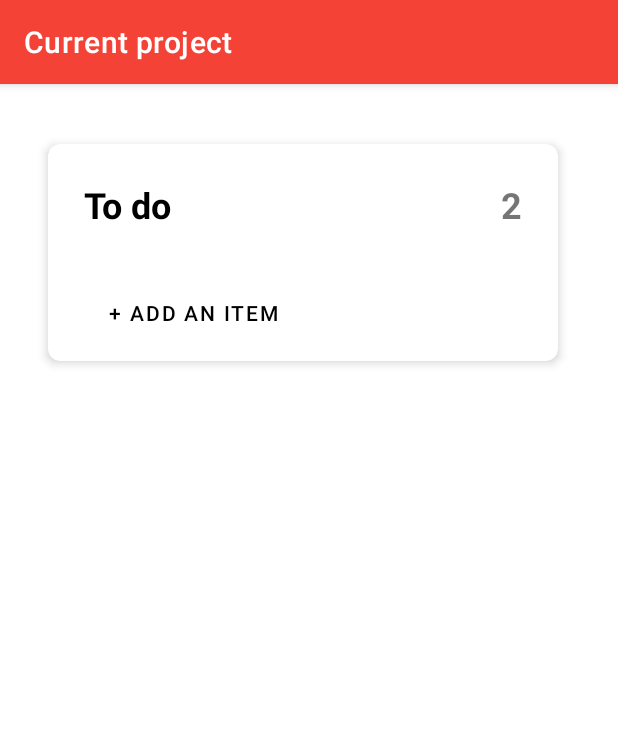
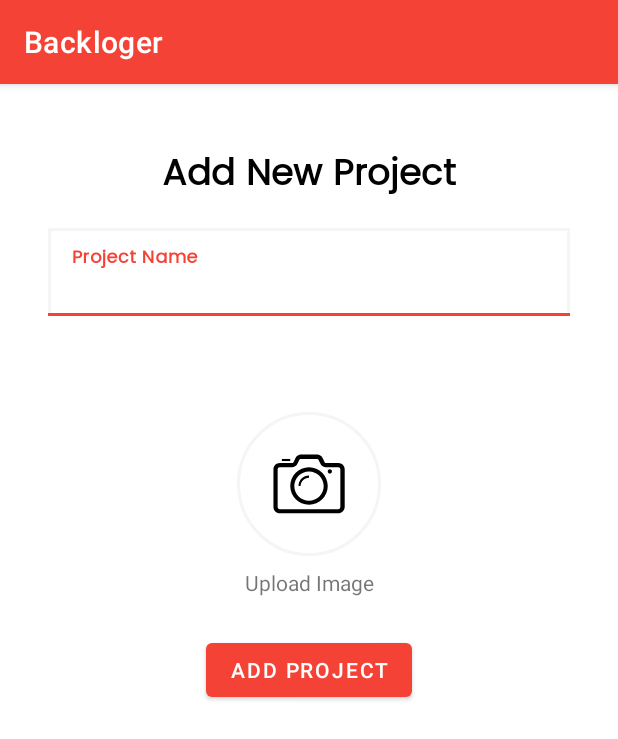
Before and after one commit to mahdiabderraouf/backlog-mobile-app, an Android app: the screen it shows after launch (ProjectBacklogActivity before the commit, AddProjectActivity after it), on a phone screen of 412 x 824 dp. Shown: the top 739 px of the screen. Run offline under Robolectric (Android 15) with nearby library versions, the phone set to English and light mode, and no system bars; our stand-ins replace Firebase (no records; nobody signed in at launch, a user with empty details on screens opened directly).

Commit message:
Add project UI

```diff
--- a/app/build.gradle
+++ b/app/build.gradle
@@ -5,7 +5,7 @@ plugins {
 
 android {
     compileSdkVersion 30
-    buildToolsVersion "30.0.3"
+    buildToolsVersion '30.0.2'
 
     defaultConfig {
         applicationId "fr.isen.auroux.backlogapp"
--- a/app/src/main/AndroidManifest.xml
+++ b/app/src/main/AndroidManifest.xml
@@ -8,7 +8,8 @@
         android:roundIcon="@mipmap/ic_launcher_round"
         android:supportsRtl="true"
         android:theme="@style/Theme.BacklogApp">
-        <activity android:name=".project.ProjectBacklogActivity"></activity>
+        <activity android:name=".project.AddProjectActivity"></activity>
+        <activity android:name=".project.ProjectBacklogActivity" />
         <activity android:name=".authentication.SignInActivity" />
         <activity android:name=".authentication.SignUpActivity" />
         <activity android:name=".BaseActivity" />
--- a/app/src/main/java/fr/isen/auroux/backlogapp/MainActivity.kt
+++ b/app/src/main/java/fr/isen/auroux/backlogapp/MainActivity.kt
@@ -8,6 +8,7 @@ import com.google.firebase.ktx.Firebase
 import fr.isen.auroux.backlogapp.databinding.ActivityMainBinding
 import fr.isen.auroux.backlogapp.authentication.SignInActivity
 import fr.isen.auroux.backlogapp.authentication.SignUpActivity
+import fr.isen.auroux.backlogapp.project.AddProjectActivity
 import fr.isen.auroux.backlogapp.project.ProjectBacklogActivity
 
 class MainActivity : BaseActivity() {
@@ -27,7 +28,7 @@ class MainActivity : BaseActivity() {
             startActivity(intent)
         }
 
-        val intent = Intent(this, ProjectBacklogActivity::class.java)
+        val intent = Intent(this, AddProjectActivity::class.java)
         startActivity(intent)
     }
 
--- /dev/null
+++ b/app/src/main/java/fr/isen/auroux/backlogapp/project/AddProjectActivity.kt
@@ -0,0 +1,12 @@
+package fr.isen.auroux.backlogapp.project
+
+import androidx.appcompat.app.AppCompatActivity
+import android.os.Bundle
+import fr.isen.auroux.backlogapp.R
+
+class AddProjectActivity : AppCompatActivity() {
+    override fun onCreate(savedInstanceState: Bundle?) {
+        super.onCreate(savedInstanceState)
+        setContentView(R.layout.activity_add_project)
+    }
+}
--- a/app/src/main/res/drawable/border.xml
+++ b/app/src/main/res/drawable/border.xml
@@ -1,5 +1,5 @@
 <?xml version="1.0" encoding="utf-8"?>
 <shape xmlns:android="http://schemas.android.com/apk/res/android" android:shape="rectangle" >
     <solid android:color="@color/white" />
-    <stroke android:width="2dp" android:color="@color/black"/>
+    <stroke android:width="2dp" android:color="@color/light_gray"/>
 </shape>
--- /dev/null
+++ b/app/src/main/res/drawable/ic_iconfinder_camera.xml
@@ -0,0 +1,21 @@
+<vector xmlns:android="http://schemas.android.com/apk/res/android"
+    android:width="64dp"
+    android:height="64dp"
+    android:viewportWidth="64"
+    android:viewportHeight="64">
+  <path
+      android:pathData="M51.5,51.5h-39c-2.3,0 -4.2,-1.9 -4.2,-4.2v-25.1c0,-2.3 1.9,-4.2 4.2,-4.2h8.4c0.2,0 0.7,-0.3 0.8,-0.5l1.5,-3.1c0.6,-1.1 2,-2 3.3,-2h11.1c1.3,0 2.7,0.9 3.3,2l1.5,3.1c0.1,0.2 0.5,0.5 0.8,0.5h8.4c2.3,0 4.2,1.9 4.2,4.2v25.1C55.7,49.6 53.8,51.5 51.5,51.5L51.5,51.5zM12.5,20.9c-0.8,0 -1.4,0.6 -1.4,1.4v25.1c0,0.8 0.6,1.4 1.4,1.4h39c0.8,0 1.4,-0.6 1.4,-1.4v-25.1c0,-0.8 -0.6,-1.4 -1.4,-1.4h-8.4c-1.3,0 -2.7,-0.9 -3.3,-2l-1.5,-3.1c-0.1,-0.2 -0.5,-0.5 -0.8,-0.5h-11.1c-0.2,0 -0.7,0.3 -0.8,0.5l-1.5,3.1c-0.6,1.1 -2,2 -3.3,2L12.5,20.9L12.5,20.9z"
+      android:fillColor="@color/black"/>
+  <path
+      android:pathData="M32,45.9c-6.9,0 -12.5,-5.6 -12.5,-12.5s5.6,-12.5 12.5,-12.5s12.5,5.6 12.5,12.5S38.9,45.9 32,45.9L32,45.9zM32,23.6c-5.4,0 -9.8,4.4 -9.8,9.8s4.4,9.8 9.8,9.8s9.8,-4.4 9.8,-9.8S37.4,23.6 32,23.6L32,23.6z"
+      android:fillColor="@color/black"/>
+  <path
+      android:pathData="M47.3,23.6c0,0.8 -0.6,1.4 -1.4,1.4s-1.4,-0.6 -1.4,-1.4s0.6,-1.4 1.4,-1.4S47.3,22.9 47.3,23.6"
+      android:fillColor="@color/black"/>
+  <path
+      android:pathData="M13.9,15.3l5.6,0l0,1.4l-5.6,0z"
+      android:fillColor="@color/black"/>
+  <path
+      android:pathData="M32,27.8v-1.4c-3.8,0 -7,3.1 -7,7h1.4C26.4,30.3 28.9,27.8 32,27.8"
+      android:fillColor="@color/black"/>
+</vector>
--- a/app/src/main/res/drawable/ic_rounded_corner.xml
+++ b/app/src/main/res/drawable/ic_rounded_corner.xml
@@ -1,5 +1,7 @@
 <?xml version="1.0" encoding="utf-8"?>
 <shape xmlns:android="http://schemas.android.com/apk/res/android">
-    <corners android:radius="24dp" />
+    <corners android:radius="100dp" />
     <solid android:color="@color/white" />
+    <solid android:color="@color/white" />
+    <stroke android:width="2dp" android:color="@color/light_gray"/>
 </shape>
--- /dev/null
+++ b/app/src/main/res/layout/activity_add_project.xml
@@ -0,0 +1,84 @@
+<?xml version="1.0" encoding="utf-8"?>
+<androidx.constraintlayout.widget.ConstraintLayout xmlns:android="http://schemas.android.com/apk/res/android"
+    xmlns:app="http://schemas.android.com/apk/res-auto"
+    xmlns:tools="http://schemas.android.com/tools"
+    android:layout_width="match_parent"
+    android:layout_height="match_parent"
+    android:padding="8dp"
+    tools:context=".project.AddProjectActivity">
+
+    <TextView
+        android:id="@+id/textView4"
+        android:layout_width="0dp"
+        android:layout_height="wrap_content"
+        android:layout_marginStart="24dp"
+        android:layout_marginTop="32dp"
+        android:layout_marginEnd="24dp"
+        android:fontFamily="@font/poppins"
+        android:text="@string/Add_Project"
+        android:textAlignment="center"
+        android:textColor="@color/black"
+        android:textSize="24sp"
+        android:textStyle="bold"
+        app:layout_constraintEnd_toEndOf="parent"
+        app:layout_constraintStart_toStartOf="parent"
+        app:layout_constraintTop_toTopOf="parent" />
+
+    <com.google.android.material.textfield.TextInputLayout
+        android:id="@+id/textInputLayout"
+        android:layout_width="match_parent"
+        android:layout_height="wrap_content"
+        android:layout_marginStart="24dp"
+        android:layout_marginTop="16dp"
+        android:layout_marginEnd="24dp"
+        app:layout_constraintEnd_toEndOf="parent"
+        app:layout_constraintStart_toStartOf="parent"
+        app:layout_constraintTop_toBottomOf="@+id/textView4">
+
+        <com.google.android.material.textfield.TextInputEditText
+            android:id="@+id/titleArticle"
+            android:layout_width="match_parent"
+            android:layout_height="wrap_content"
+            android:background="@drawable/border"
+            android:fontFamily="@font/poppins"
+            android:hint="@string/Project_name"
+            android:textColorHint="#E62323"
+            android:textStyle="bold" />
+    </com.google.android.material.textfield.TextInputLayout>
+
+    <Button
+        android:id="@+id/img_pick_btn"
+        android:layout_width="wrap_content"
+        android:layout_height="wrap_content"
+        android:layout_marginStart="24dp"
+        android:layout_marginTop="52dp"
+        android:layout_marginEnd="24dp"
+        android:text="@string/add_project"
+        app:layout_constraintEnd_toEndOf="parent"
+        app:layout_constraintStart_toStartOf="parent"
+        app:layout_constraintTop_toBottomOf="@+id/imageButton" />
+
+    <ImageButton
+        android:id="@+id/imageButton"
+        android:layout_width="wrap_content"
+        android:layout_height="wrap_content"
+        android:layout_marginTop="64dp"
+        android:background="@drawable/ic_rounded_corner"
+        android:padding="16dp"
+        android:scaleType="center"
+        app:layout_constraintEnd_toEndOf="parent"
+        app:layout_constraintStart_toStartOf="parent"
+        app:layout_constraintTop_toBottomOf="@+id/textInputLayout"
+        app:srcCompat="@drawable/ic_iconfinder_camera" />
+
+    <TextView
+        android:id="@+id/textView2"
+        android:layout_width="wrap_content"
+        android:layout_height="wrap_content"
+        android:layout_marginTop="8dp"
+        android:text="@string/upload_image"
+        app:layout_constraintEnd_toEndOf="parent"
+        app:layout_constraintStart_toStartOf="parent"
+        app:layout_constraintTop_toBottomOf="@+id/imageButton" />
+
+</androidx.constraintlayout.widget.ConstraintLayout>
--- a/app/src/main/res/values/colors.xml
+++ b/app/src/main/res/values/colors.xml
@@ -7,8 +7,9 @@
     <color name="teal_700">#FF018786</color>
     <color name="black">#FF000000</color>
     <color name="white">#FFFFFFFF</color>
-    <color name="light_gray">#ebecf0</color>
+    <color name="light_gray">#F5F5F5</color>
     <color name="pomegranate">#F44336</color>
     <color name="pomegranate_variant">#988980</color>
     <color name="red">#FF0000</color>
+    <color name="Blue_gray">#9db1ba</color>
 </resources>
--- a/app/src/main/res/values/strings.xml
+++ b/app/src/main/res/values/strings.xml
@@ -3,6 +3,10 @@
 
     <string name="description">Description</string>
     <string name="add">Add</string>
+    <string name="add_project">Add project</string>
+    <string name="upload_image">Upload Image</string>
+    <string name="Add_Project">Add New Project</string>
+    <string name="Project_name">Project Name</string>
     <string name="like">Like</string>
     <string name="password">Password</string>
     <string name="username">Username</string>
```
